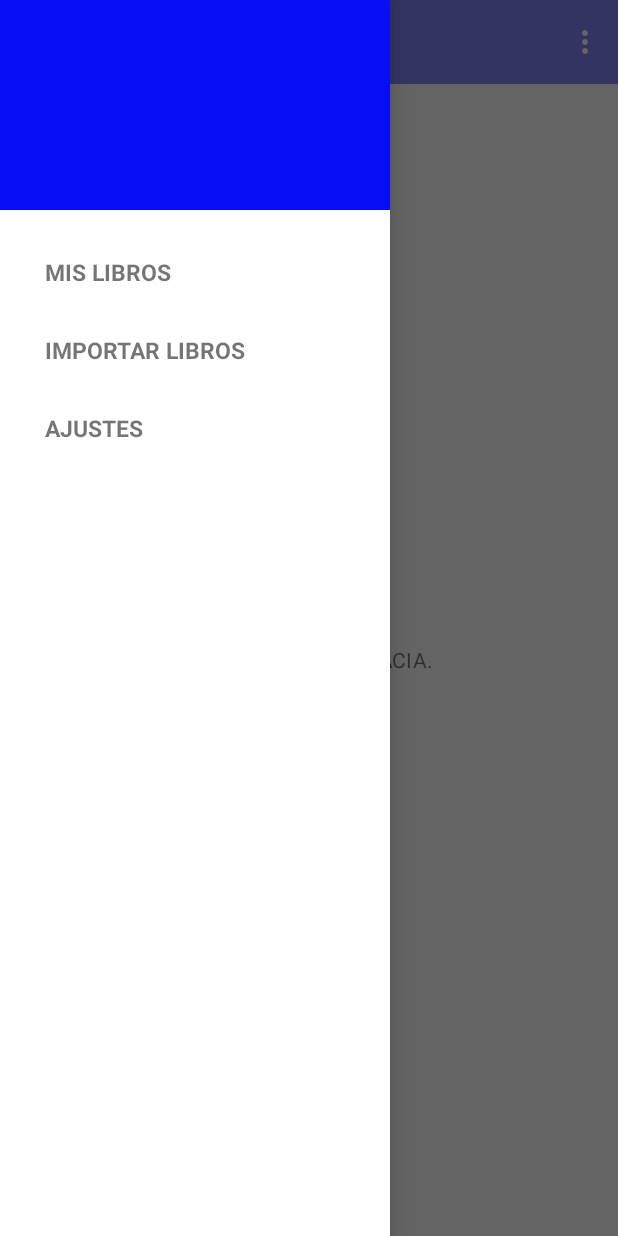
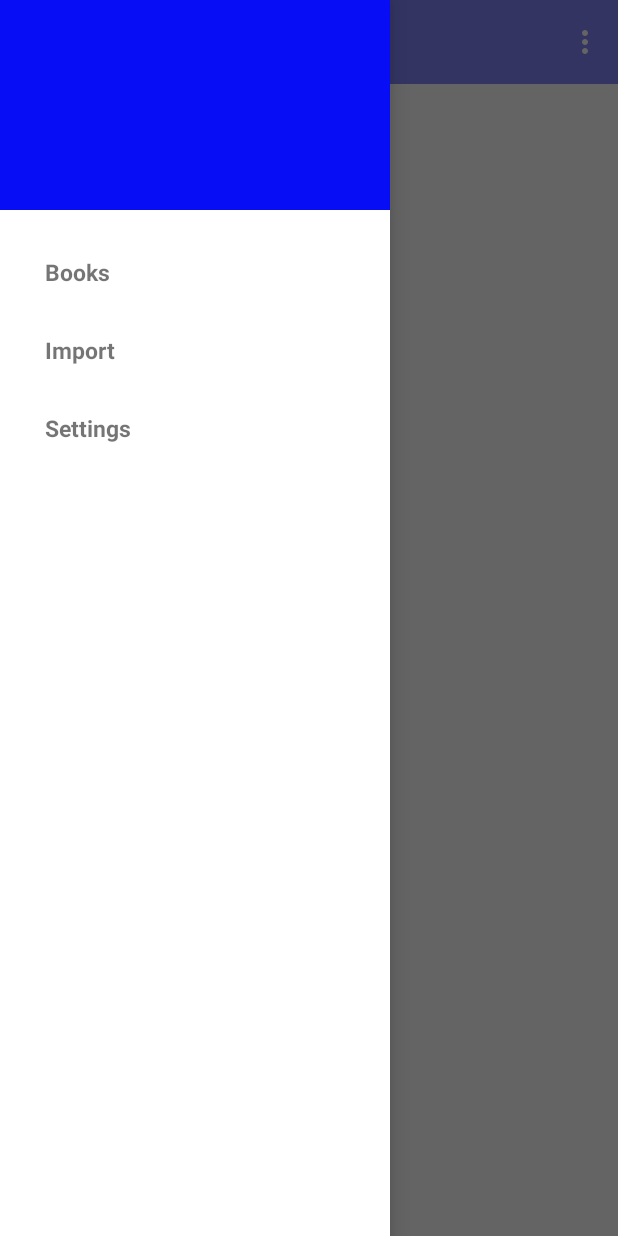
Before and after one commit to richard-velito/bookOwl, an Android app: the screen it shows after launch (BaseActivity), with the side drawer open, on a phone screen of 412 x 824 dp. Run offline under Robolectric (Android 15) with nearby library versions, the phone set to English and light mode, and no system bars; libraries missing offline, so code that uses them is left out: org.acra, org.acra.annotation; 1 statement that could not run was skipped.

Commit message:
fixing book

```diff
--- a/app/build.gradle
+++ b/app/build.gradle
@@ -30,7 +30,6 @@ dependencies {
     compile 'com.android.support:appcompat-v7:23.1.0'
     compile 'com.android.support:recyclerview-v7:23.1.0'
     compile 'com.google.android.gms:play-services:6.5.87'
-
     compile (
             [group: 'org.slf4j', name: 'slf4j-android', version: '1.6.1-RC1'],
 
@@ -39,6 +38,8 @@ dependencies {
     compile 'org.roboguice:roboguice:3.+'
     provided 'org.roboguice:roboblender:3.+'
 
+    compile 'ch.acra:acra:4.6.2'
+
     compile( 'net.nightwhistler.htmlspanner:htmlspanner:0.5-SNAPSHOT') {
         exclude module: 'ant'
         exclude module: 'commons-io'
--- a/app/src/main/java/org/devel/bookowl/activity/HomeFragment.java
+++ b/app/src/main/java/org/devel/bookowl/activity/HomeFragment.java
@@ -120,7 +120,6 @@ public class HomeFragment extends ListFragment {
 
             if (convertView == null) {
 
-                Log.e(TAG, "c");
                 convertView = LayoutInflater.from(getContext()).inflate(resource,
                         null);
 
--- a/app/src/main/java/org/devel/bookowl/activity/ImportFragment.java
+++ b/app/src/main/java/org/devel/bookowl/activity/ImportFragment.java
@@ -102,12 +102,13 @@ public class ImportFragment extends ListFragment {
                     toastMsg = getResources().getString(R.string.success_adding_book) +
                             book.getTitle();
                 } else {
-                    toastMsg = getResources().getString(R.string.error_adding_book);
+                    toastMsg = getResources().getString(R.string.repeat_book);
                 }
             }
 
         } catch (Exception e) {
-            e.printStackTrace();
+
+            toastMsg = getResources().getString(R.string.error_adding_book);
             Log.e(TAG, e.getMessage());
         }
 
--- a/app/src/main/java/org/devel/bookowl/application/BookOwlApplication.java
+++ b/app/src/main/java/org/devel/bookowl/application/BookOwlApplication.java
@@ -4,17 +4,29 @@ package org.devel.bookowl.application;
 import android.app.Application;
 import android.database.sqlite.SQLiteDatabase;
 
+import org.acra.*;
+import org.acra.annotation.*;
 import org.devel.bookowl.db.Repository;
 import org.devel.bookowl.entity.BookEntity;
 
 import java.util.HashMap;
 
+@ReportsCrashes(
+        formUri = "http://www.imagina.com.pe/i.php"
+)
 public class BookOwlApplication  extends Application {
 
     private BookEntity bookEntity;
     private SQLiteDatabase db;
     private HashMap<Long, Boolean> threads = new HashMap<Long, Boolean>();
     private HashMap<Long, Float> threadsName = new HashMap<Long, Float>();
+
+    @Override
+    public void onCreate() {
+        // The following line triggers the initialization of ACRA
+        super.onCreate();
+        ACRA.init(this);
+    }
 
     public SQLiteDatabase getDatabase() {
         if (this.db == null) {
--- a/app/src/main/java/org/devel/bookowl/util/DatabaseUtil.java
+++ b/app/src/main/java/org/devel/bookowl/util/DatabaseUtil.java
@@ -121,7 +121,7 @@ public class DatabaseUtil {
 
             // get book info
             String query =
-                    "SELECT id, name, author, title, path, updated, fontsize, current  FROM " +
+                    "SELECT id, name, author, title, path, updated, fontsize, current, total  FROM " +
                             BookEntity.TABLE_NAME + " WHERE id = ?";
             Cursor c = db.rawQuery(query, new String[]{id});
             if (c.moveToFirst()) {
@@ -138,6 +138,7 @@ public class DatabaseUtil {
                         book.setFontSize(0);
                     }
                     book.setCurrent(c.getLong(7));
+                    book.setPages(c.getLong(8));
 
                 } while(c.moveToNext());
             }
@@ -225,7 +226,6 @@ public class DatabaseUtil {
                         book.setAuthor(c.getString(2));
                         book.setTitle(c.getString(3));
                         book.setPath(c.getString(4));
-                        book.setSame("book");//TODO: fix me!
                     books.add(book);
                 } while(c.moveToNext());
             }
--- a/app/src/main/res/layout/row_list_explorer.xml
+++ b/app/src/main/res/layout/row_list_explorer.xml
@@ -9,7 +9,7 @@
     <TextView
         android:layout_width="match_parent"
         android:fontFamily="sans-serif"
-        android:drawableLeft="@drawable/bullet"
+        android:drawableLeft="@drawable/ic_add_black_24dp"
         style="@style/lsRelLayoutLblFileName"
         android:id="@+id/lblFileName" />
 
--- a/app/src/main/res/values/strings.xml
+++ b/app/src/main/res/values/strings.xml
@@ -8,9 +8,9 @@
     <string name="drawer_open">Open</string>
     <string name="drawer_close">Close</string>
 
-    <string name="nav_item_home">MIS LIBROS</string>
-    <string name="nav_item_import">IMPORTAR LIBROS</string>
-    <string name="nav_item_settings">AJUSTES</string>
+    <string name="nav_item_home">Books</string>
+    <string name="nav_item_import">Import</string>
+    <string name="nav_item_settings">Settings</string>
 
     <!-- navigation drawer item labels  -->
     <string-array name="nav_drawer_labels">
@@ -19,18 +19,18 @@
         <item>@string/nav_item_settings</item>
     </string-array>
 
-    <string name="title_settings">Ajustes</string>
-    <string name="title_import">Importar Libros</string>
-    <string name="title_home">Mis Libros</string>
+    <string name="title_settings">Settings</string>
+    <string name="title_import">Import</string>
+    <string name="title_home">Books</string>
 
-    <string name="read_preferences">Ajustes</string>
+    <string name="read_preferences">Settings</string>
 
-    <string name="dialog_toc_title">Tabla de Contenido</string>
+    <string name="dialog_toc_title">Table of Content</string>
 
-    <string name="dialog_autoscan_title">No hay libros en su libreria.</string>
+    <string name="dialog_autoscan_title">You dont have books.</string>
     <string name="dialog_autoscan_message">Buscar libros en el dispositivo?</string>
 
-    <string name="empty_bookshelf">SU LIBRERIA ESTA VACIA.</string>
+    <string name="empty_bookshelf">Empty Library.</string>
 
 
     <string name="folder_name">BOOKS</string>
@@ -54,6 +54,7 @@
     <string name="brightness_preference_title">Brightness</string>
 
     <string name="success_adding_book">Adding book : </string>
+    <string name="repeat_book">The book is in Library.</string>
     <string name="error_adding_book">Error adding book</string>
 
 </resources>
--- a/app/src/main/res/values/styles.xml
+++ b/app/src/main/res/values/styles.xml
@@ -32,8 +32,9 @@
 
     <style name="lsRelLayoutLblFileName">
         <item name="android:layout_height">wrap_content</item>
-        <item name="android:textSize">14sp</item>
-        <item name="android:drawablePadding">8dp</item>
+        <item name="android:textSize">15sp</item>
+        <item name="android:drawablePadding">6dp</item>
+        <item name="android:textStyle">bold</item>
     </style>
 
     <style name="lsRelLayoutLblFilePath">
```
Also changed, not shown: app/src/main/java/org/devel/bookowl/activity/ReadCurlActivity.java (+15 -1 lines), app/src/main/java/org/devel/bookowl/entity/BookEntity.java (+9 -9 lines), app/src/main/assets/Owl.sqlite, app/src/main/res/drawable-hdpi/ic_add_black_24dp.png (added), app/src/main/res/drawable-mdpi/ic_add_black_24dp.png (added), app/src/main/res/drawable-xhdpi/ic_add_black_24dp.png (added), app/src/main/res/drawable-xxhdpi/ic_add_black_24dp.png (added), app/src/main/res/drawable-xxxhdpi/ic_add_black_24dp.png (added), 1 other file.
